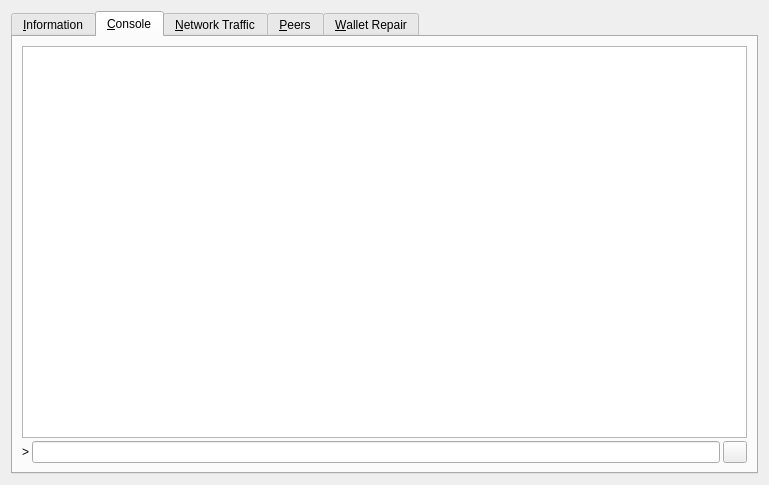
Old version of the form src/qt/forms/rpcconsole.ui in the repository THETCR/core.
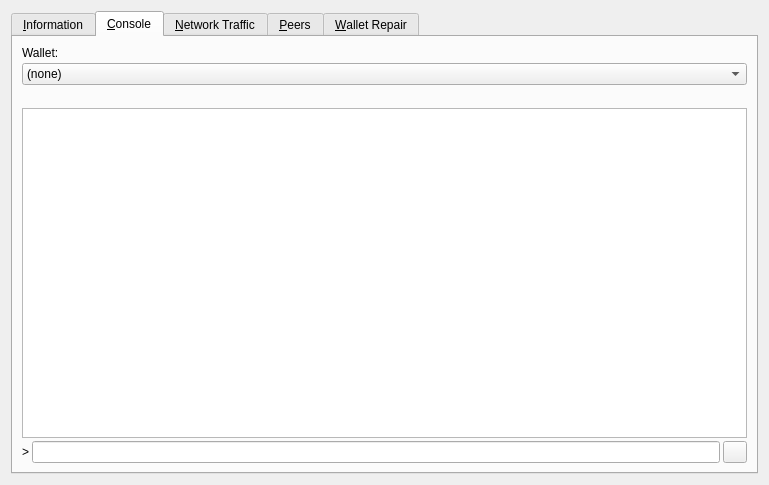
New version of the form. The open tabs and pages were chosen to show the change. Icons and pictures are not drawn. Custom widgets are drawn as their Qt base class.

Commit message: [QT] Backport qt

The edit to the form file:
```diff
--- a/src/qt/forms/rpcconsole.ui
+++ b/src/qt/forms/rpcconsole.ui
@@ -374,6 +374,38 @@
        <property name="spacing">
         <number>3</number>
        </property>
+       <item>
+        <widget class="QLabel" name="WalletSelectorLabel">
+         <property name="text">
+          <string>Wallet: </string>
+         </property>
+        </widget>
+       </item>
+       <item>
+        <widget class="QComboBox" name="WalletSelector">
+         <property name="sizeAdjustPolicy">
+          <enum>QComboBox::AdjustToContents</enum>
+         </property>
+         <item>
+          <property name="text">
+           <string>(none)</string>
+          </property>
+         </item>
+        </widget>
+       </item>
+       <item>
+        <spacer name="horizontalSpacer">
+         <property name="orientation">
+          <enum>Qt::Horizontal</enum>
+         </property>
+         <property name="sizeHint" stdset="0">
+          <size>
+           <width>40</width>
+           <height>20</height>
+          </size>
+         </property>
+        </spacer>
+       </item>
        <item>
         <widget class="QTextEdit" name="messagesWidget">
          <property name="minimumSize">
```
